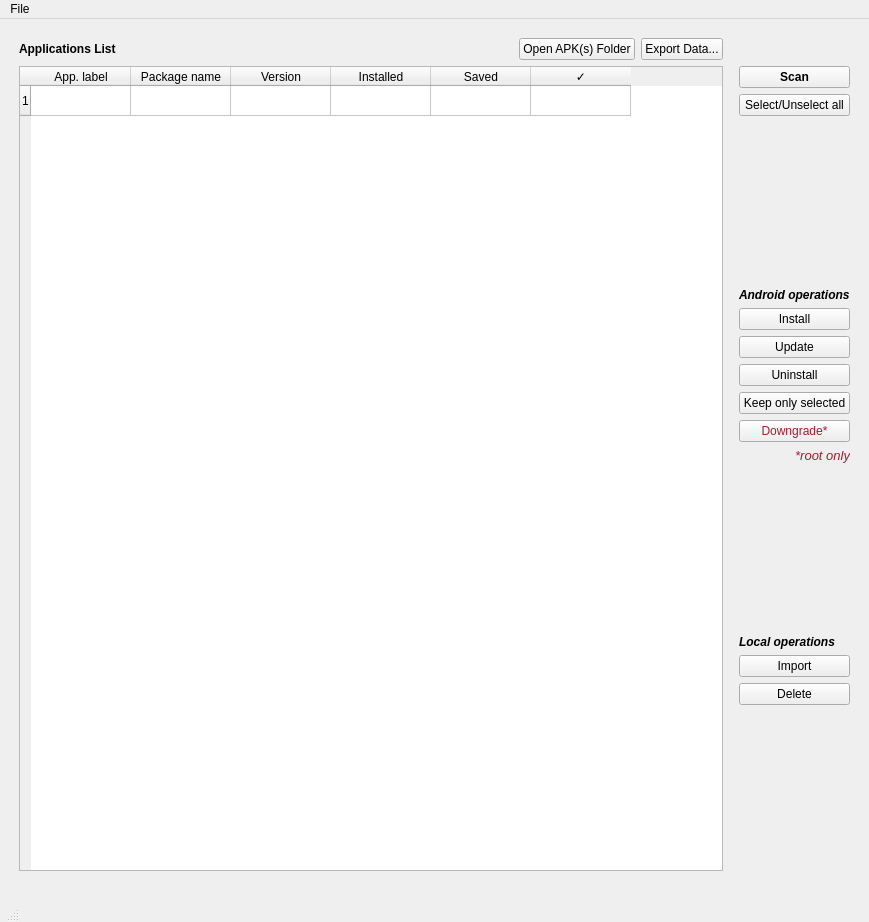
Luz-V/Pallet-APK-Handler, file pah_gui.ui: the form before one commit.
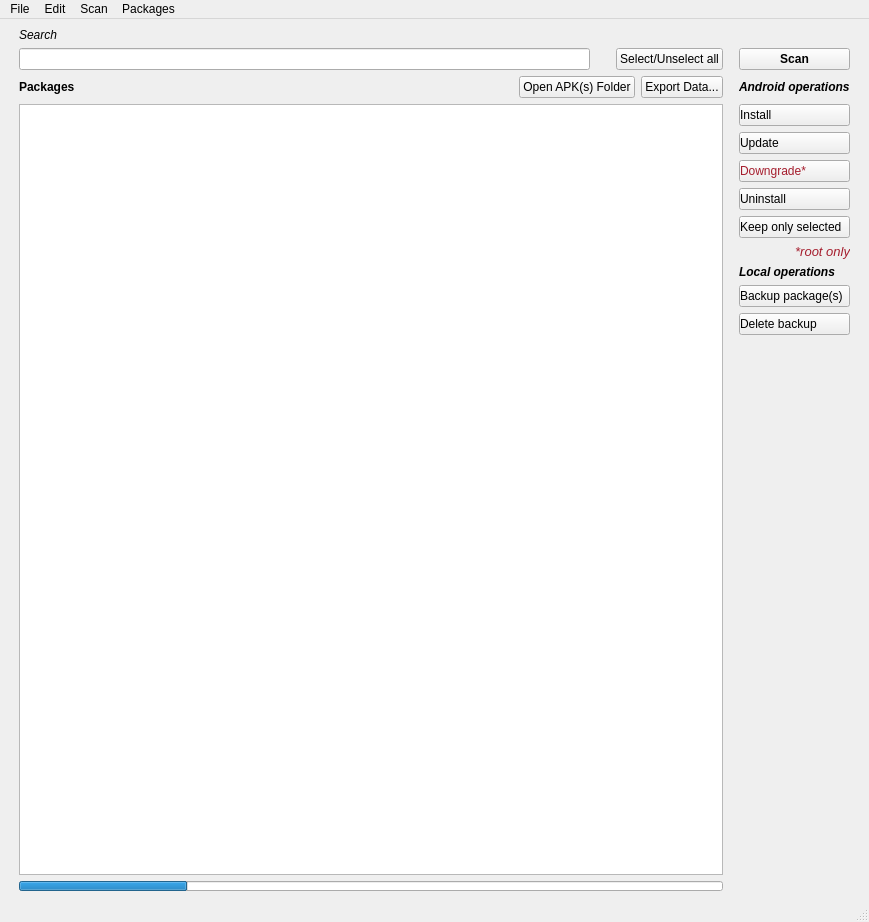
The form after the commit. Icons and pictures are not drawn.

Commit message: install script and requirements update (debian)

```diff
--- a/pah_gui.ui
+++ b/pah_gui.ui
@@ -15,12 +15,40 @@
   </property>
   <widget class="QWidget" name="centralwidget">
    <layout class="QGridLayout" name="gridLayout">
-    <item row="1" column="1">
+    <item row="9" column="2">
+     <spacer name="horizontalSpacer">
+      <property name="orientation">
+       <enum>Qt::Horizontal</enum>
+      </property>
+      <property name="sizeHint" stdset="0">
+       <size>
+        <width>10</width>
+        <height>10</height>
+       </size>
+      </property>
+     </spacer>
+    </item>
+    <item row="9" column="1">
+     <widget class="QProgressBar" name="progressBar">
+      <property name="font">
+       <font>
+        <pointsize>1</pointsize>
+       </font>
+      </property>
+      <property name="value">
+       <number>24</number>
+      </property>
+      <property name="textVisible">
+       <bool>false</bool>
+      </property>
+     </widget>
+    </item>
+    <item row="3" column="1">
      <layout class="QHBoxLayout" name="horizontalLayout">
       <item>
        <widget class="QLabel" name="label_2">
         <property name="text">
-         <string>&lt;html&gt;&lt;head/&gt;&lt;body&gt;&lt;p&gt;&lt;span style=&quot; font-weight:600;&quot;&gt;Applications List&lt;/span&gt;&lt;/p&gt;&lt;/body&gt;&lt;/html&gt;</string>
+         <string>&lt;html&gt;&lt;head/&gt;&lt;body&gt;&lt;p&gt;&lt;span style=&quot; font-weight:600;&quot;&gt;Packages&lt;/span&gt;&lt;/p&gt;&lt;/body&gt;&lt;/html&gt;</string>
         </property>
        </widget>
       </item>
@@ -61,53 +89,8 @@
       </item>
      </layout>
     </item>
-    <item row="4" column="1">
-     <spacer name="verticalSpacer">
-      <property name="orientation">
-       <enum>Qt::Vertical</enum>
-      </property>
-      <property name="sizeType">
-       <enum>QSizePolicy::Fixed</enum>
-      </property>
-      <property name="sizeHint" stdset="0">
-       <size>
-        <width>20</width>
-        <height>20</height>
-       </size>
-      </property>
-     </spacer>
-    </item>
-    <item row="3" column="2">
-     <spacer name="horizontalSpacer">
-      <property name="orientation">
-       <enum>Qt::Horizontal</enum>
-      </property>
-      <property name="sizeHint" stdset="0">
-       <size>
-        <width>10</width>
-        <height>10</height>
-       </size>
-      </property>
-     </spacer>
-    </item>
-    <item row="0" column="1">
-     <spacer name="verticalSpacer_5">
-      <property name="orientation">
-       <enum>Qt::Vertical</enum>
-      </property>
-      <property name="sizeType">
-       <enum>QSizePolicy::Fixed</enum>
-      </property>
-      <property name="sizeHint" stdset="0">
-       <size>
-        <width>10</width>
-        <height>10</height>
-       </size>
-      </property>
-     </spacer>
-    </item>
-    <item row="3" column="0">
-     <spacer name="horizontalSpacer_2">
+    <item row="9" column="4">
+     <spacer name="horizontalSpacer_3">
       <property name="orientation">
        <enum>Qt::Horizontal</enum>
       </property>
@@ -123,30 +106,63 @@
      </spacer>
     </item>
     <item row="3" column="3">
-     <layout class="QGridLayout" name="gridLayout_2">
-      <item row="13" column="0">
-       <spacer name="verticalSpacer_6">
-        <property name="orientation">
-         <enum>Qt::Vertical</enum>
+     <widget class="QLabel" name="label_3">
+      <property name="text">
+       <string>&lt;html&gt;&lt;head/&gt;&lt;body&gt;&lt;p&gt;&lt;span style=&quot; font-weight:600; font-style:italic;&quot;&gt;Android operations&lt;/span&gt;&lt;/p&gt;&lt;/body&gt;&lt;/html&gt;</string>
+      </property>
+      <property name="alignment">
+       <set>Qt::AlignLeading|Qt::AlignLeft|Qt::AlignVCenter</set>
+      </property>
+     </widget>
+    </item>
+    <item row="2" column="3">
+     <widget class="QPushButton" name="pushButton_Scan">
+      <property name="font">
+       <font>
+        <weight>75</weight>
+        <bold>true</bold>
+       </font>
+      </property>
+      <property name="text">
+       <string>Scan</string>
+      </property>
+      <property name="icon">
+       <iconset>
+        <normaloff>assets/arrows-rotate-solid-full.svg</normaloff>assets/arrows-rotate-solid-full.svg</iconset>
+      </property>
+     </widget>
+    </item>
+    <item row="1" column="1">
+     <widget class="QLabel" name="label">
+      <property name="text">
+       <string>&lt;html&gt;&lt;head/&gt;&lt;body&gt;&lt;p&gt;&lt;span style=&quot; font-style:italic;&quot;&gt;Search&lt;/span&gt;&lt;/p&gt;&lt;/body&gt;&lt;/html&gt;</string>
+      </property>
+     </widget>
+    </item>
+    <item row="2" column="1">
+     <layout class="QHBoxLayout" name="horizontalLayout_3">
+      <property name="leftMargin">
+       <number>0</number>
+      </property>
+      <property name="topMargin">
+       <number>0</number>
+      </property>
+      <property name="rightMargin">
+       <number>0</number>
+      </property>
+      <property name="bottomMargin">
+       <number>0</number>
+      </property>
+      <item>
+       <widget class="QLineEdit" name="lineEdit_search">
+        <property name="toolTip">
+         <string>&lt;html&gt;&lt;head/&gt;&lt;body&gt;&lt;p&gt;&lt;span style=&quot; font-style:italic;&quot;&gt;App name, package name or version&lt;/span&gt;&lt;/p&gt;&lt;/body&gt;&lt;/html&gt;</string>
         </property>
-        <property name="sizeHint" stdset="0">
-         <size>
-          <width>20</width>
-          <height>40</height>
-         </size>
+        <property name="whatsThis">
+         <string>&lt;html&gt;&lt;head/&gt;&lt;body&gt;&lt;p&gt;&lt;span style=&quot; font-style:italic;&quot;&gt;App name, package name or version&lt;/span&gt;&lt;/p&gt;&lt;/body&gt;&lt;/html&gt;</string>
         </property>
-       </spacer>
-      </item>
-      <item row="0" column="0">
-       <widget class="QPushButton" name="pushButton_Scan">
-        <property name="font">
-         <font>
-          <weight>75</weight>
-          <bold>true</bold>
-         </font>
-        </property>
         <property name="text">
-         <string>Scan</string>
+         <string extracomment="App name, package name or version"/>
         </property>
         <property name="icon">
          <iconset>
@@ -154,64 +170,40 @@
         </property>
        </widget>
       </item>
-      <item row="4" column="0">
-       <widget class="QLabel" name="label_3">
-        <property name="text">
-         <string>&lt;html&gt;&lt;head/&gt;&lt;body&gt;&lt;p&gt;&lt;span style=&quot; font-weight:600; font-style:italic;&quot;&gt;Android operations&lt;/span&gt;&lt;/p&gt;&lt;/body&gt;&lt;/html&gt;</string>
-        </property>
-        <property name="alignment">
-         <set>Qt::AlignLeading|Qt::AlignLeft|Qt::AlignVCenter</set>
-        </property>
-       </widget>
-      </item>
-      <item row="2" column="0">
-       <spacer name="verticalSpacer_2">
+      <item>
+       <spacer name="horizontalSpacer_5">
         <property name="orientation">
-         <enum>Qt::Vertical</enum>
+         <enum>Qt::Horizontal</enum>
         </property>
+        <property name="sizeType">
+         <enum>QSizePolicy::Fixed</enum>
+        </property>
         <property name="sizeHint" stdset="0">
          <size>
           <width>20</width>
-          <height>40</height>
+          <height>20</height>
          </size>
         </property>
        </spacer>
       </item>
-      <item row="15" column="0">
-       <widget class="QPushButton" name="pushButton_Backup">
-        <property name="text">
-         <string>Import</string>
-        </property>
-       </widget>
-      </item>
-      <item row="6" column="0">
-       <widget class="QPushButton" name="pushButton_Install">
-        <property name="text">
-         <string>Install</string>
-        </property>
-       </widget>
-      </item>
-      <item row="1" column="0">
+      <item>
        <widget class="QPushButton" name="pushButton_sel_all">
+        <property name="layoutDirection">
+         <enum>Qt::LeftToRight</enum>
+        </property>
         <property name="text">
          <string>Select/Unselect all</string>
         </property>
-       </widget>
-      </item>
-      <item row="8" column="0">
-       <widget class="QPushButton" name="pushButton_Uninstall">
-        <property name="text">
-         <string>Uninstall</string>
+        <property name="icon">
+         <iconset>
+          <normaloff>assets/circle-check-solid-full.svg</normaloff>assets/circle-check-solid-full.svg</iconset>
         </property>
        </widget>
       </item>
-      <item row="9" column="0">
-       <widget class="QPushButton" name="pushButton_Keep_only">
-        <property name="text">
-         <string>Keep only selected</string>
-        </property>
-       </widget>
-      </item>
+     </layout>
+    </item>
+    <item row="8" column="3">
+     <layout class="QGridLayout" name="gridLayout_2">
       <item row="12" column="0">
        <widget class="QLabel" name="label_11">
         <property name="text">
@@ -219,58 +211,124 @@
         </property>
        </widget>
       </item>
+      <item row="9" column="0">
+       <widget class="QPushButton" name="pushButton_Keep_only">
+        <property name="styleSheet">
+         <string notr="true">text-align: left;</string>
+        </property>
+        <property name="text">
+         <string>Keep only selected</string>
+        </property>
+        <property name="icon">
+         <iconset>
+          <normaloff>assets/table-delete-column.svg</normaloff>assets/table-delete-column.svg</iconset>
+        </property>
+       </widget>
+      </item>
+      <item row="8" column="0">
+       <widget class="QPushButton" name="pushButton_Uninstall">
+        <property name="styleSheet">
+         <string notr="true">text-align: left;</string>
+        </property>
+        <property name="text">
+         <string>Uninstall</string>
+        </property>
+        <property name="icon">
+         <iconset>
+          <normaloff>assets/circle-xmark-solid-full.svg</normaloff>assets/circle-xmark-solid-full.svg</iconset>
+        </property>
+       </widget>
+      </item>
+      <item row="6" column="0">
+       <widget class="QPushButton" name="pushButton_Update">
+        <property name="styleSheet">
+         <string notr="true">text-align: left;</string>
+        </property>
+        <property name="text">
+         <string>Update</string>
+        </property>
+        <property name="icon">
+         <iconset>
+          <normaloff>assets/angles-up-solid-full.svg</normaloff>assets/angles-up-solid-full.svg</iconset>
+        </property>
+       </widget>
+      </item>
       <item row="14" column="0">
+       <widget class="QPushButton" name="pushButton_Backup">
+        <property name="styleSheet">
+         <string notr="true">text-align: left;</string>
+        </property>
+        <property name="text">
+         <string>Backup package(s)</string>
+        </property>
+        <property name="icon">
+         <iconset>
+          <normaloff>assets/floppy-disk-solid-full.svg</normaloff>assets/floppy-disk-solid-full.svg</iconset>
+        </property>
+       </widget>
+      </item>
+      <item row="16" column="0">
+       <spacer name="verticalSpacer_3">
+        <property name="orientation">
+         <enum>Qt::Vertical</enum>
+        </property>
+        <property name="sizeHint" stdset="0">
+         <size>
+          <width>20</width>
+          <height>40</height>
+         </size>
+        </property>
+       </spacer>
+      </item>
+      <item row="13" column="0">
        <widget class="QLabel" name="label_4">
         <property name="text">
          <string>&lt;html&gt;&lt;head/&gt;&lt;body&gt;&lt;p&gt;&lt;span style=&quot; font-weight:600; font-style:italic;&quot;&gt;Local operations&lt;/span&gt;&lt;/p&gt;&lt;/body&gt;&lt;/html&gt;</string>
         </property>
        </widget>
       </item>
-      <item row="16" column="0">
+      <item row="15" column="0">
        <widget class="QPushButton" name="pushButton_Delete">
+        <property name="styleSheet">
+         <string notr="true">text-align: left;</string>
+        </property>
         <property name="text">
-         <string>Delete</string>
+         <string>Delete backup</string>
         </property>
        </widget>
       </item>
-      <item row="11" column="0">
+      <item row="5" column="0">
+       <widget class="QPushButton" name="pushButton_Install">
+        <property name="styleSheet">
+         <string notr="true">text-align: left;</string>
+        </property>
+        <property name="text">
+         <string>Install</string>
+        </property>
+        <property name="icon">
+         <iconset>
+          <normaloff>assets/mobile-screen-solid-full.svg</normaloff>assets/mobile-screen-solid-full.svg</iconset>
+        </property>
+       </widget>
+      </item>
+      <item row="7" column="0">
        <widget class="QPushButton" name="pushButton_Downgrade">
         <property name="styleSheet">
-         <string notr="true">color: rgb(165, 29, 45);</string>
+         <string notr="true">color: rgb(165, 29, 45);text-align: left;</string>
         </property>
         <property name="text">
          <string>Downgrade*</string>
         </property>
         <property name="icon">
          <iconset>
-          <normaloff>assets/triangle-exclamation-solid-full.svg</normaloff>assets/triangle-exclamation-solid-full.svg</iconset>
-        </property>
-       </widget>
-      </item>
-      <item row="17" column="0">
-       <spacer name="verticalSpacer_3">
-        <property name="orientation">
-         <enum>Qt::Vertical</enum>
-        </property>
-        <property name="sizeHint" stdset="0">
-         <size>
-          <width>20</width>
-          <height>40</height>
-         </size>
-        </property>
-       </spacer>
-      </item>
-      <item row="7" column="0">
-       <widget class="QPushButton" name="pushButton_Update">
-        <property name="text">
-         <string>Update</string>
+          <normaloff>assets/angles-down-solid-full.svg</normaloff>assets/angles-down-solid-full.svg</iconset>
         </property>
        </widget>
       </item>
      </layout>
     </item>
-    <item row="3" column="4">
-     <spacer name="horizontalSpacer_3">
+    <item row="9" column="0">
+     <spacer name="horizontalSpacer_2">
       <property name="orientation">
        <enum>Qt::Horizontal</enum>
       </property>
@@ -285,77 +343,14 @@
       </property>
      </spacer>
     </item>
-    <item row="3" column="1">
-     <widget class="QTableWidget" name="tableWidget_2">
+    <item row="8" column="1">
+     <widget class="QTableView" name="tableWidget_2">
       <property name="sizePolicy">
        <sizepolicy hsizetype="Expanding" vsizetype="Expanding">
         <horstretch>1</horstretch>
-        <verstretch>4</verstretch>
+        <verstretch>1</verstretch>
        </sizepolicy>
       </property>
-      <property name="minimumSize">
-       <size>
-        <width>0</width>
-        <height>30</height>
-       </size>
-      </property>
-      <property name="rowCount">
-       <number>1</number>
-      </property>
-      <property name="columnCount">
-       <number>6</number>
-      </property>
-      <row/>
-      <column>
-       <property name="text">
-        <string>App. label</string>
-       </property>
-      </column>
-      <column>
-       <property name="text">
-        <string>Package name</string>
-       </property>
-      </column>
-      <column>
-       <property name="text">
-        <string>Version</string>
-       </property>
-      </column>
-      <column>
-       <property name="text">
-        <string extracomment="Installed on device">Installed</string>
-       </property>
-       <property name="textAlignment">
-        <set>AlignCenter</set>
-       </property>
-       <property name="icon">
-        <iconset>
-         <normaloff>assets/mobile-screen-solid-full.svg</normaloff>assets/mobile-screen-solid-full.svg</iconset>
-       </property>
-      </column>
-      <column>
-       <property name="text">
-        <string extracomment="Saved on PC">Saved</string>
-       </property>
-       <property name="textAlignment">
-        <set>AlignCenter</set>
-       </property>
-       <property name="icon">
-        <iconset>
-         <normaloff>assets/floppy-disk-solid-full.svg</normaloff>assets/floppy-disk-solid-full.svg</iconset>
-       </property>
-      </column>
-      <column>
-       <property name="text">
-        <string>✓</string>
-       </property>
-       <property name="font">
-        <font>
-         <weight>75</weight>
-         <bold>true</bold>
-        </font>
-       </property>
-      </column>
      </widget>
     </item>
    </layout>
@@ -366,10 +361,10 @@
      <x>0</x>
      <y>0</y>
      <width>869</width>
-     <height>22</height>
+     <height>20</height>
     </rect>
    </property>
-   <widget class="QMenu" name="menuMenu">
+   <widget class="QMenu" name="FileMenu">
     <property name="title">
      <string>File</string>
     </property>
@@ -383,18 +378,63 @@
     <addaction name="separator"/>
     <addaction name="actionClose"/>
    </widget>
-   <addaction name="menuMenu"/>
+   <widget class="QMenu" name="menuEdit">
+    <property name="title">
+     <string>Scan</string>
+    </property>
+    <addaction name="actionGlobal_scan"/>
+    <addaction name="actionRescan_backups"/>
+    <addaction name="actionRescan_android"/>
+    <addaction name="separator"/>
+    <addaction name="actionRebuild_local_dictionnary"/>
+   </widget>
+   <widget class="QMenu" name="menuEdit_2">
+    <property name="title">
+     <string>Edit</string>
+    </property>
+    <addaction name="actionRefresh"/>
+    <addaction name="separator"/>
+    <addaction name="actionCopy_selection_to_clipboard"/>
+    <addaction name="actionSelect_all"/>
+    <addaction name="actionSelect_none"/>
+    <addaction name="actionInvert_Selection"/>
+    <addaction name="separator"/>
+    <addaction name="actionClear_filter"/>
+   </widget>
+   <widget class="QMenu" name="menuAction">
+    <property name="title">
+     <string>Packages</string>
+    </property>
+    <addaction name="actionInstall_selected"/>
+    <addaction name="actionUpdate"/>
+    <addaction name="actionUninstall_selected"/>
+    <addaction name="actionKeep_only_selected"/>
+    <addaction name="actionDowngrade_unstable"/>
+    <addaction name="separator"/>
+    <addaction name="actionImport"/>
+    <addaction name="actionDelete"/>
+   </widget>
+   <addaction name="FileMenu"/>
+   <addaction name="menuEdit_2"/>
+   <addaction name="menuEdit"/>
+   <addaction name="menuAction"/>
   </widget>
   <widget class="QStatusBar" name="statusbar">
    <property name="enabled">
     <bool>true</bool>
    </property>
    <property name="sizePolicy">
-    <sizepolicy hsizetype="Maximum" vsizetype="Maximum">
+    <sizepolicy hsizetype="Expanding" vsizetype="Fixed">
      <horstretch>0</horstretch>
      <verstretch>0</verstretch>
     </sizepolicy>
    </property>
+   <property name="minimumSize">
+    <size>
+     <width>0</width>
+     <height>0</height>
+    </size>
+   </property>
   </widget>
   <action name="actionRescan_android">
    <property name="checkable">
```
Left out of the diff: 150 changed lines with no effect on the pictures. The commit also changes 14 other files.
